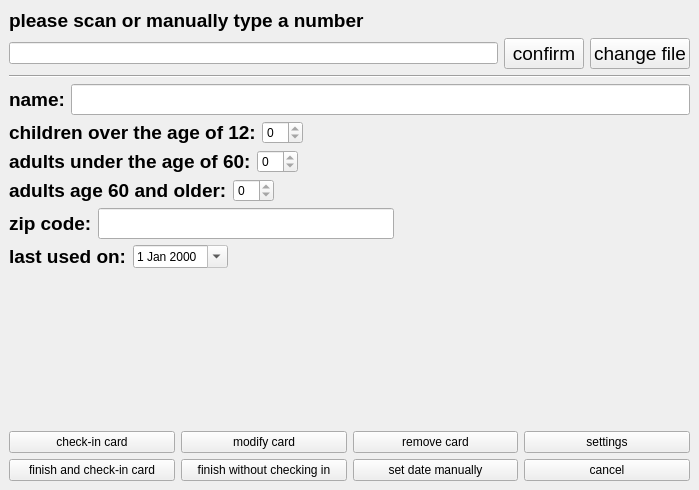
First picture: the form in qt5ui/mainWindow.ui, repository BottomNotch/Quadis, before the edit.
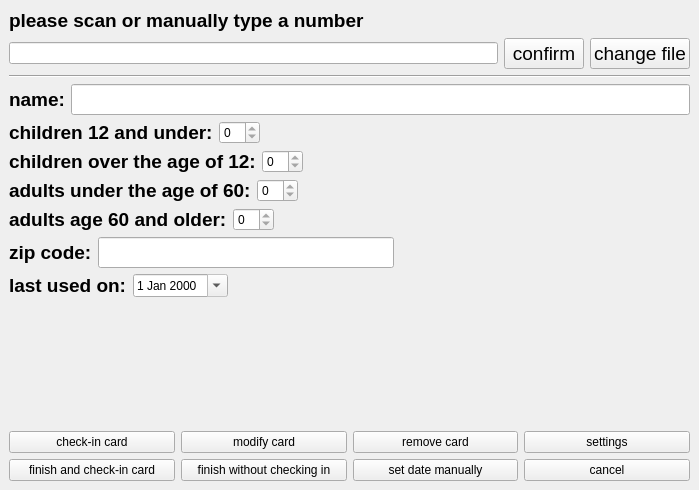
Second picture: the form after the edit.

Commit message: add a missing field for children under 13

```diff
--- a/qt5ui/mainWindow.ui
+++ b/qt5ui/mainWindow.ui
@@ -115,6 +115,37 @@
          </item>
         </layout>
        </item>
+       <item>
+        <layout class="QHBoxLayout" name="under13Layout">
+         <item>
+          <widget class="QLabel" name="under13Label">
+           <property name="text">
+            <string>&lt;html&gt;&lt;head/&gt;&lt;body&gt;&lt;p&gt;&lt;span style=&quot; font-size:14pt; font-weight:600;&quot;&gt;children 12 and under:&lt;/span&gt;&lt;/p&gt;&lt;/body&gt;&lt;/html&gt;</string>
+           </property>
+          </widget>
+         </item>
+         <item>
+          <widget class="QSpinBox" name="under13SpinBox">
+           <property name="readOnly">
+            <bool>true</bool>
+           </property>
+          </widget>
+         </item>
+         <item>
+          <spacer name="horizontalSpacer_8">
+           <property name="orientation">
+            <enum>Qt::Horizontal</enum>
+           </property>
+           <property name="sizeHint" stdset="0">
+            <size>
+             <width>40</width>
+             <height>20</height>
+            </size>
+           </property>
+          </spacer>
+         </item>
+        </layout>
+       </item>
        <item>
         <layout class="QHBoxLayout" name="over12Layout">
          <item>
```
The commit also changes 1 other file.
